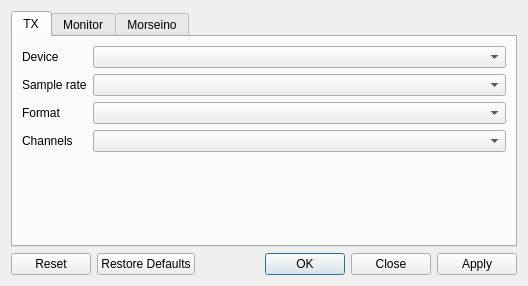
sardylan/qMorseAudio, file src/morseaudio/windows/config.ui: the form before one commit.
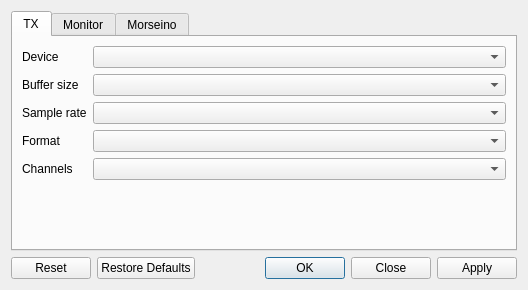
The form after the commit. The open tabs and pages were chosen to show the change.

Commit message: feat(morseaudio): implement audio buffer size

The edit to the form file:
```diff
--- a/src/morseaudio/windows/config.ui
+++ b/src/morseaudio/windows/config.ui
@@ -7,7 +7,7 @@
     <x>0</x>
     <y>0</y>
     <width>528</width>
-    <height>286</height>
+    <height>290</height>
    </rect>
   </property>
   <property name="windowTitle">
@@ -36,69 +36,49 @@
       <attribute name="title">
        <string>TX</string>
       </attribute>
-      <layout class="QGridLayout" name="gridLayout_2" rowstretch="0,0,0,0,1" columnstretch="0,1">
-       <item row="0" column="0">
-        <widget class="QLabel" name="txDeviceLabel">
-         <property name="text">
-          <string>Device</string>
-         </property>
-        </widget>
-       </item>
+      <layout class="QGridLayout" name="gridLayout_2" rowstretch="0,0,0,0,0,0" columnstretch="0,1">
        <item row="0" column="1">
         <widget class="QComboBox" name="txDeviceValue"/>
        </item>
        <item row="1" column="0">
+        <widget class="QLabel" name="txBufferSizeLabel">
+         <property name="text">
+          <string>Buffer size</string>
+         </property>
+        </widget>
+       </item>
+       <item row="4" column="1">
+        <widget class="QComboBox" name="txChannelsValue">
+         <property name="minimumSize">
+          <size>
+           <width>150</width>
+           <height>0</height>
+          </size>
+         </property>
+        </widget>
+       </item>
+       <item row="0" column="0">
+        <widget class="QLabel" name="txDeviceLabel">
+         <property name="text">
+          <string>Device</string>
+         </property>
+        </widget>
+       </item>
+       <item row="2" column="0">
         <widget class="QLabel" name="txSamplerateLabel">
          <property name="text">
           <string>Sample rate</string>
          </property>
         </widget>
        </item>
-       <item row="1" column="1">
-        <widget class="QComboBox" name="txSamplerateValue">
-         <property name="minimumSize">
-          <size>
-           <width>120</width>
-           <height>0</height>
-          </size>
-         </property>
-        </widget>
-       </item>
-       <item row="2" column="0">
-        <widget class="QLabel" name="txFormatLabel">
-         <property name="text">
-          <string>Format</string>
-         </property>
-        </widget>
-       </item>
-       <item row="2" column="1">
-        <widget class="QComboBox" name="txFormatValue">
-         <property name="minimumSize">
-          <size>
-           <width>140</width>
-           <height>0</height>
-          </size>
-         </property>
-        </widget>
-       </item>
-       <item row="3" column="0">
+       <item row="4" column="0">
         <widget class="QLabel" name="txChannelsLabel">
          <property name="text">
           <string>Channels</string>
          </property>
         </widget>
        </item>
-       <item row="3" column="1">
-        <widget class="QComboBox" name="txChannelsValue">
-         <property name="minimumSize">
-          <size>
-           <width>150</width>
-           <height>0</height>
-          </size>
-         </property>
-        </widget>
-       </item>
-       <item row="4" column="0">
+       <item row="5" column="0">
         <spacer name="txSpacer">
          <property name="orientation">
           <enum>Qt::Orientation::Vertical</enum>
@@ -111,6 +91,36 @@
          </property>
         </spacer>
        </item>
+       <item row="2" column="1">
+        <widget class="QComboBox" name="txSamplerateValue">
+         <property name="minimumSize">
+          <size>
+           <width>120</width>
+           <height>0</height>
+          </size>
+         </property>
+        </widget>
+       </item>
+       <item row="3" column="1">
+        <widget class="QComboBox" name="txFormatValue">
+         <property name="minimumSize">
+          <size>
+           <width>140</width>
+           <height>0</height>
+          </size>
+         </property>
+        </widget>
+       </item>
+       <item row="3" column="0">
+        <widget class="QLabel" name="txFormatLabel">
+         <property name="text">
+          <string>Format</string>
+         </property>
+        </widget>
+       </item>
+       <item row="1" column="1">
+        <widget class="QComboBox" name="txBufferSizeValue"/>
+       </item>
       </layout>
      </widget>
      <widget class="QWidget" name="monitorTab">
```
Left out of the diff: 84 changed lines with no effect on the pictures. The commit also changes 7 other files.
